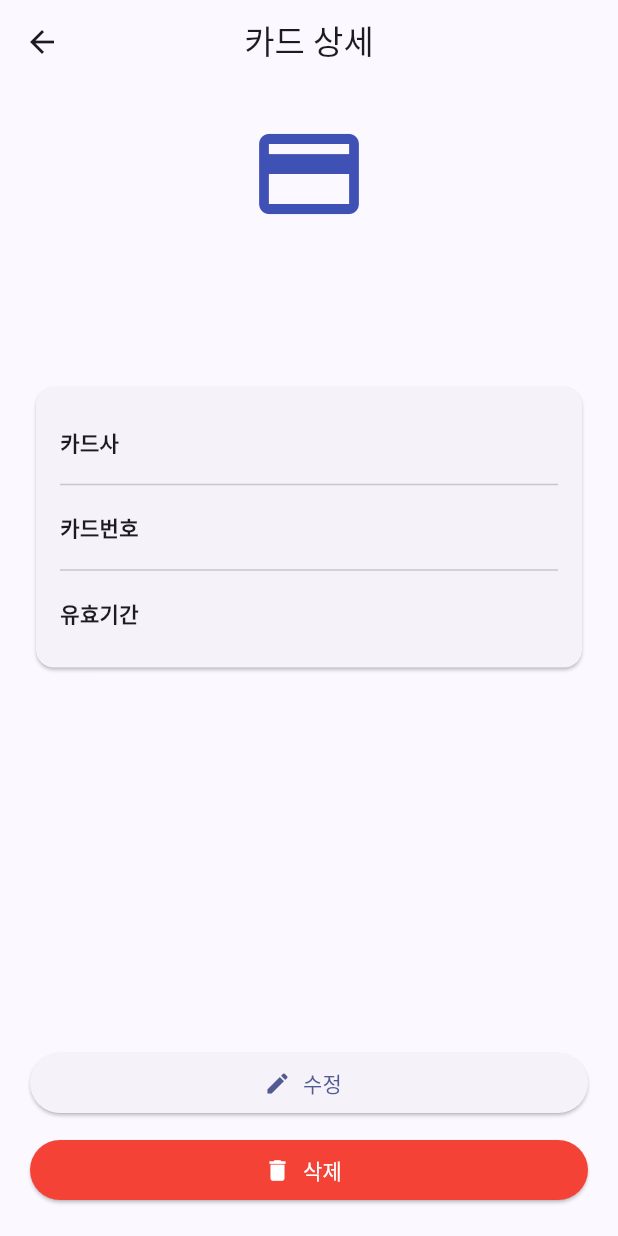
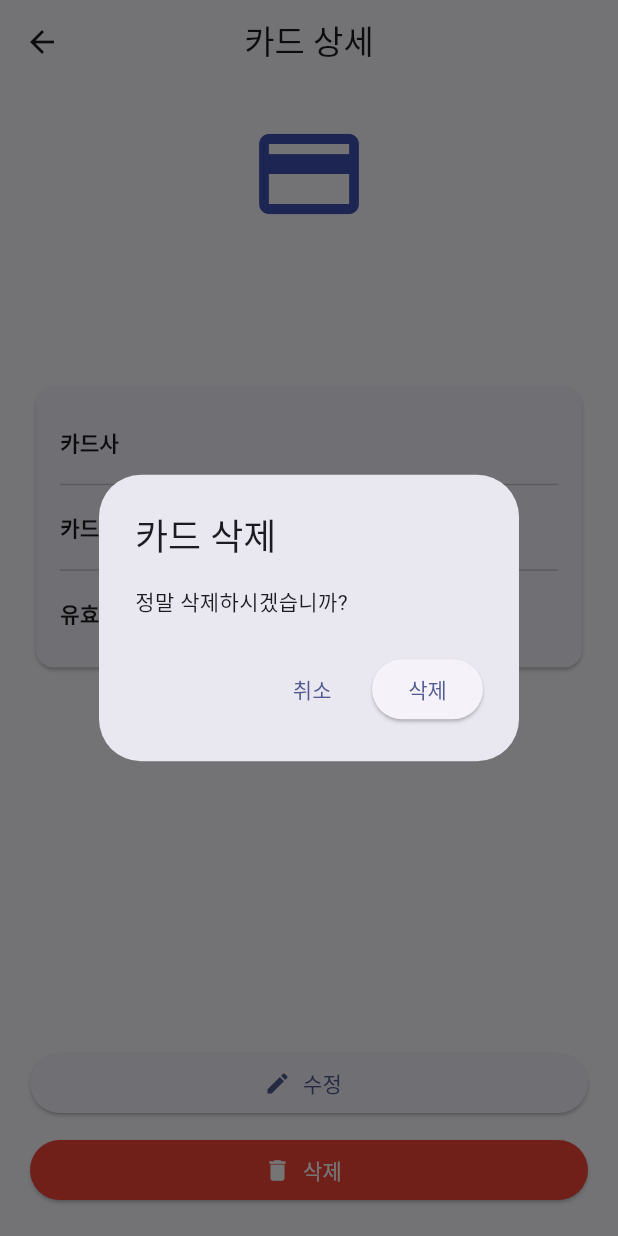
Before and after one commit to jcarrot-1008/card_wallet_flutter, a Flutter app: the CardDetailScreen screen opened directly with empty values, after a tap on "삭제", on a phone screen of 412 x 824 dp. Run offline on Flutter 3.47's test engine with Material 3 defaults, Android fonts, the light colour scheme and no system bars; our stand-ins replace shared_preferences; accounts and stored records are empty.

Commit message:
v0.1.0 - 카드 삭제 기능 완료

```diff
--- a/lib/screens/card_detail_screen.dart
+++ b/lib/screens/card_detail_screen.dart
@@ -8,6 +8,36 @@ class CardDetailScreen extends StatelessWidget {
     super.key,
     required this.card,
   });
+
+  Future<void> showDeleteDialog(BuildContext context) async {
+    await showDialog(
+      context: context,
+      builder: (context) {
+        return AlertDialog(
+          title: const Text('카드 삭제'),
+          content: const Text('정말 삭제하시겠습니까?'),
+          actions: [
+            TextButton(
+              onPressed: () {
+                Navigator.pop(context);
+              },
+              child: const Text('취소'),
+            ),
+            ElevatedButton(
+              onPressed: () {
+
+                Navigator.pop(context); // 확인창 닫기
+
+                Navigator.pop(context, true); // Home으로 true 전달
+
+              },
+              child: const Text('삭제'),
+            ),
+          ],
+        );
+      },
+    );
+  }
 
   @override
   Widget build(BuildContext context) {
@@ -58,9 +88,7 @@ class CardDetailScreen extends StatelessWidget {
             const Spacer(),
 
             ElevatedButton.icon(
-              onPressed: () {
-                // 다음 단계에서 연결
-              },
+              onPressed: () {},
               icon: const Icon(Icons.edit),
               label: const Text('수정'),
             ),
@@ -69,7 +97,7 @@ class CardDetailScreen extends StatelessWidget {
 
             ElevatedButton.icon(
               onPressed: () {
-                // 다음 단계에서 연결
+                showDeleteDialog(context);
               },
               style: ElevatedButton.styleFrom(
                 backgroundColor: Colors.red,
```
Also changed, not shown: lib/screens/home_screen.dart (+39 -219 lines).
